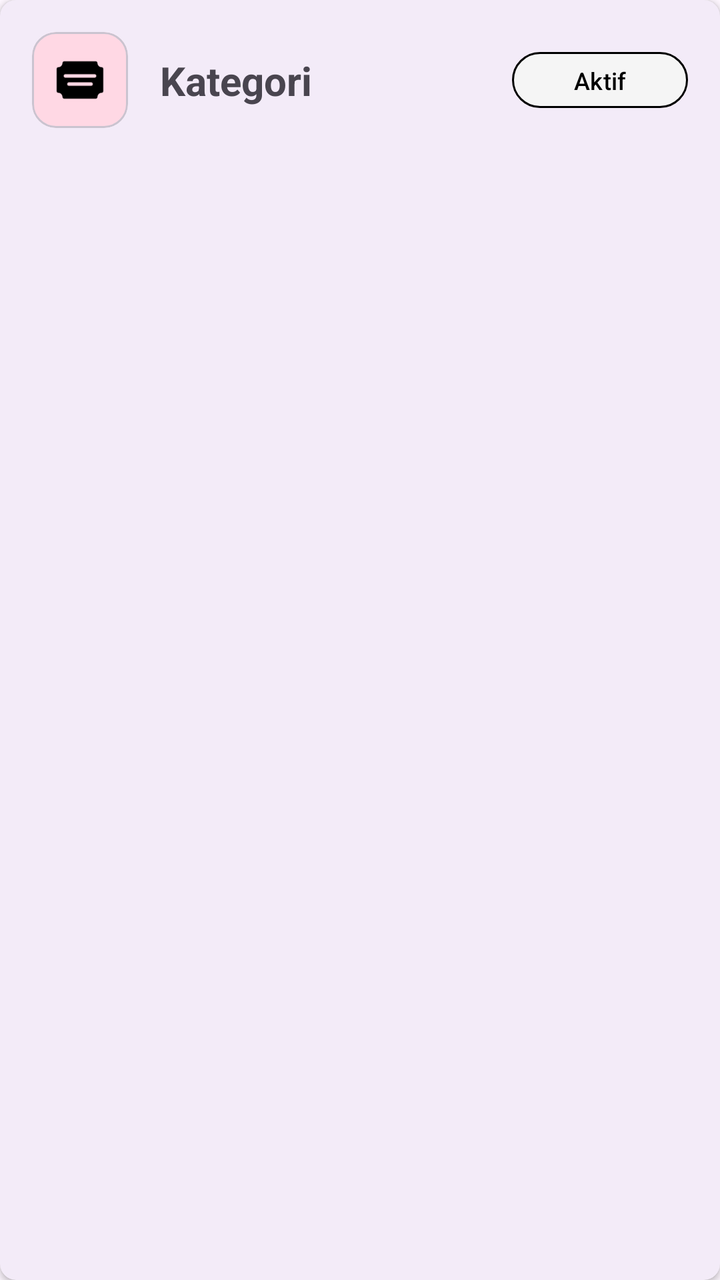
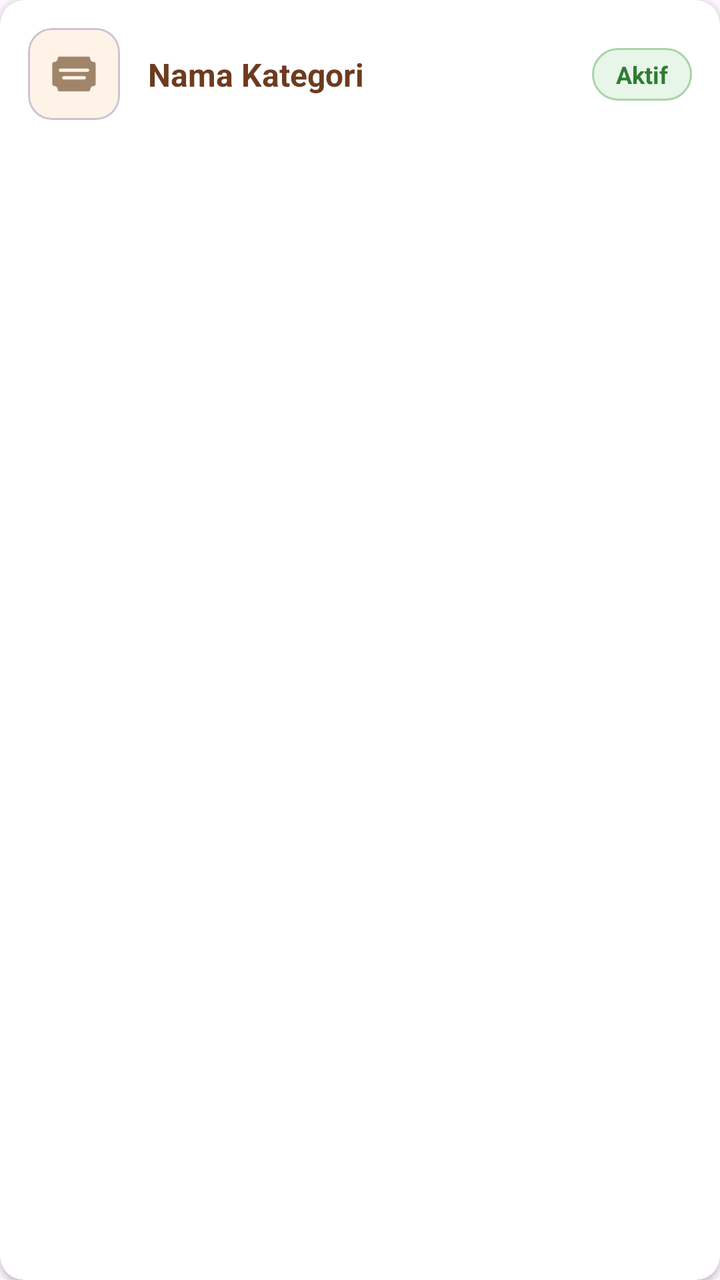

Compare the two renders of this Android layout. The source of the first and the diff that turns it into the second are given below.
<!-- AndroidManifest.xml: application theme Theme.Kasir -->
<!-- res/layout/item_data_kategori.xml -->
<?xml version="1.0" encoding="utf-8"?>
<com.google.android.material.card.MaterialCardView xmlns:android="http://schemas.android.com/apk/res/android"
    xmlns:app="http://schemas.android.com/apk/res-auto"
    xmlns:tools="http://schemas.android.com/tools"
    android:id="@+id/cvCARD_KATEGORI"
    android:layout_width="match_parent"
    android:layout_height="wrap_content"
    android:layout_marginHorizontal="8dp"
    android:layout_marginVertical="4dp"
    android:clickable="true"
    android:focusable="true"
    android:foreground="?attr/selectableItemBackground"
    app:cardCornerRadius="8dp"
    app:cardElevation="2dp"
    app:strokeWidth="0dp">

    <androidx.constraintlayout.widget.ConstraintLayout
        android:layout_width="match_parent"
        android:layout_height="wrap_content"
        android:padding="16dp">

        <com.google.android.material.card.MaterialCardView
            android:id="@+id/iconCard"
            android:layout_width="48dp"
            android:layout_height="48dp"
            app:cardBackgroundColor="?attr/colorTertiaryContainer"
            app:cardCornerRadius="12dp"
            app:cardElevation="0dp"
            app:layout_constraintBottom_toBottomOf="parent"
            app:layout_constraintStart_toStartOf="parent"
            app:layout_constraintTop_toTopOf="parent">

            <ImageView
                android:id="@+id/ivIconKategori"
                android:layout_width="28dp"
                android:layout_height="28dp"
                android:layout_gravity="center"
                android:src="@drawable/item_kategori"
                android:contentDescription="Kategori Icon"/>
        </com.google.android.material.card.MaterialCardView>

        <TextView
            android:id="@+id/tvNamaKategori"
            android:layout_width="0dp"
            android:layout_height="wrap_content"
            android:text="Kategori"
            android:textSize="20sp"
            android:textStyle="bold"
            android:layout_marginStart="16dp"
            android:layout_marginEnd="16dp"
            app:layout_constraintStart_toEndOf="@id/iconCard"
            app:layout_constraintEnd_toStartOf="@id/btnStatus"
            app:layout_constraintTop_toTopOf="parent"
            app:layout_constraintBottom_toBottomOf="parent"/>

        <com.google.android.material.button.MaterialButton
            android:id="@+id/btnStatus"
            android:layout_width="wrap_content"
            android:layout_height="36dp"
            android:text="Aktif"
            android:textSize="12sp"
            android:textColor="#000000"
            android:paddingStart="16dp"
            android:paddingEnd="16dp"
            app:cornerRadius="18dp"
            app:strokeColor="#000000"
            app:strokeWidth="1dp"
            app:backgroundTint="#F5F5F5"
            app:layout_constraintEnd_toEndOf="parent"
            app:layout_constraintTop_toTopOf="parent"
            app:layout_constraintBottom_toBottomOf="parent"
            style="@style/Widget.Material3.Button.OutlinedButton"/>
    </androidx.constraintlayout.widget.ConstraintLayout>

</com.google.android.material.card.MaterialCardView>
<!-- resources referenced by this layout -->
<resources>
  <!-- drawable item_kategori: png bitmap (drawable, 745 bytes) -->
  <style name="Theme.Kasir" parent="Base.Theme.Kasir" />
  <style name="Base.Theme.Kasir" parent="Theme.Material3.DayNight.NoActionBar">
          
          
      </style>
</resources>

<!-- the commit's change to res/layout/item_data_kategori.xml (unified diff, before → after) -->
@@ -1,7 +1,6 @@
 <?xml version="1.0" encoding="utf-8"?>
 <com.google.android.material.card.MaterialCardView xmlns:android="http://schemas.android.com/apk/res/android"
     xmlns:app="http://schemas.android.com/apk/res-auto"
-    xmlns:tools="http://schemas.android.com/tools"
     android:id="@+id/cvCARD_KATEGORI"
     android:layout_width="match_parent"
     android:layout_height="wrap_content"
@@ -10,20 +9,21 @@
     android:clickable="true"
     android:focusable="true"
     android:foreground="?attr/selectableItemBackground"
-    app:cardCornerRadius="8dp"
+    app:cardCornerRadius="12dp"
     app:cardElevation="2dp"
+    app:cardBackgroundColor="@color/card_bg"
     app:strokeWidth="0dp">
 
     <androidx.constraintlayout.widget.ConstraintLayout
         android:layout_width="match_parent"
         android:layout_height="wrap_content"
-        android:padding="16dp">
+        android:padding="14dp">
 
         <com.google.android.material.card.MaterialCardView
             android:id="@+id/iconCard"
-            android:layout_width="48dp"
-            android:layout_height="48dp"
-            app:cardBackgroundColor="?attr/colorTertiaryContainer"
+            android:layout_width="46dp"
+            android:layout_height="46dp"
+            app:cardBackgroundColor="@color/icon_card_bg"
             app:cardCornerRadius="12dp"
             app:cardElevation="0dp"
             app:layout_constraintBottom_toBottomOf="parent"
@@ -32,44 +32,45 @@
 
             <ImageView
                 android:id="@+id/ivIconKategori"
-                android:layout_width="28dp"
-                android:layout_height="28dp"
+                android:layout_width="26dp"
+                android:layout_height="26dp"
                 android:layout_gravity="center"
                 android:src="@drawable/item_kategori"
-                android:contentDescription="Kategori Icon"/>
+                android:contentDescription="Kategori Icon"
+                app:tint="@color/text_secondary_brown"/>
         </com.google.android.material.card.MaterialCardView>
 
         <TextView
             android:id="@+id/tvNamaKategori"
             android:layout_width="0dp"
             android:layout_height="wrap_content"
-            android:text="Kategori"
-            android:textSize="20sp"
+            android:text="Nama Kategori"
+            android:textSize="16sp"
             android:textStyle="bold"
-            android:layout_marginStart="16dp"
-            android:layout_marginEnd="16dp"
+            android:textColor="@color/text_primary_brown"
+            android:layout_marginStart="14dp"
+            android:layout_marginEnd="10dp"
             app:layout_constraintStart_toEndOf="@id/iconCard"
-            app:layout_constraintEnd_toStartOf="@id/btnStatus"
+            app:layout_constraintEnd_toStartOf="@id/tvStatus"
             app:layout_constraintTop_toTopOf="parent"
             app:layout_constraintBottom_toBottomOf="parent"/>
 
-        <com.google.android.material.button.MaterialButton
-            android:id="@+id/btnStatus"
+        <TextView
+            android:id="@+id/tvStatus"
             android:layout_width="wrap_content"
-            android:layout_height="36dp"
+            android:layout_height="wrap_content"
             android:text="Aktif"
             android:textSize="12sp"
-            android:textColor="#000000"
-            android:paddingStart="16dp"
-            android:paddingEnd="16dp"
-            app:cornerRadius="18dp"
-            app:strokeColor="#000000"
-            app:strokeWidth="1dp"
-            app:backgroundTint="#F5F5F5"
+            android:textStyle="bold"
+            android:textColor="@color/status_aktif_text"
+            android:paddingStart="12dp"
+            android:paddingEnd="12dp"
+            android:paddingTop="5dp"
+            android:paddingBottom="5dp"
+            android:background="@drawable/bg_status_aktif"
             app:layout_constraintEnd_toEndOf="parent"
             app:layout_constraintTop_toTopOf="parent"
-            app:layout_constraintBottom_toBottomOf="parent"
-            style="@style/Widget.Material3.Button.OutlinedButton"/>
+            app:layout_constraintBottom_toBottomOf="parent"/>
+
     </androidx.constraintlayout.widget.ConstraintLayout>
-
 </com.google.android.material.card.MaterialCardView>
<!-- resource entries referenced after the edit -->
@@ -1,7 +1,22 @@
 <!-- resources referenced by this layout -->
 <resources>
+  <color name="card_bg">#FFFFFF</color>
+  <color name="icon_card_bg">#FFF3E8</color>
+  <color name="status_aktif_text">#2E7D32</color>
+  <color name="text_primary_brown">#6D3B1F</color>
+  <color name="text_secondary_brown">#A0856B</color>
+  <!-- drawable bg_status_aktif (drawable) -->
+  <?xml version="1.0" encoding="utf-8"?>
+  <shape xmlns:android="http://schemas.android.com/apk/res/android"
+      android:shape="rectangle">
+      <solid android:color="@color/status_aktif_bg"/>
+      <stroke android:width="1dp" android:color="@color/status_aktif_stroke"/>
+      <corners android:radius="20dp"/>
+  </shape>
   <!-- drawable item_kategori: png bitmap (drawable, 745 bytes) -->
   <style name="Theme.Kasir" parent="Base.Theme.Kasir" />
+  <color name="status_aktif_bg">#E8F5E9</color>
+  <color name="status_aktif_stroke">#A5D6A7</color>
   <style name="Base.Theme.Kasir" parent="Theme.Material3.DayNight.NoActionBar">
           
           
